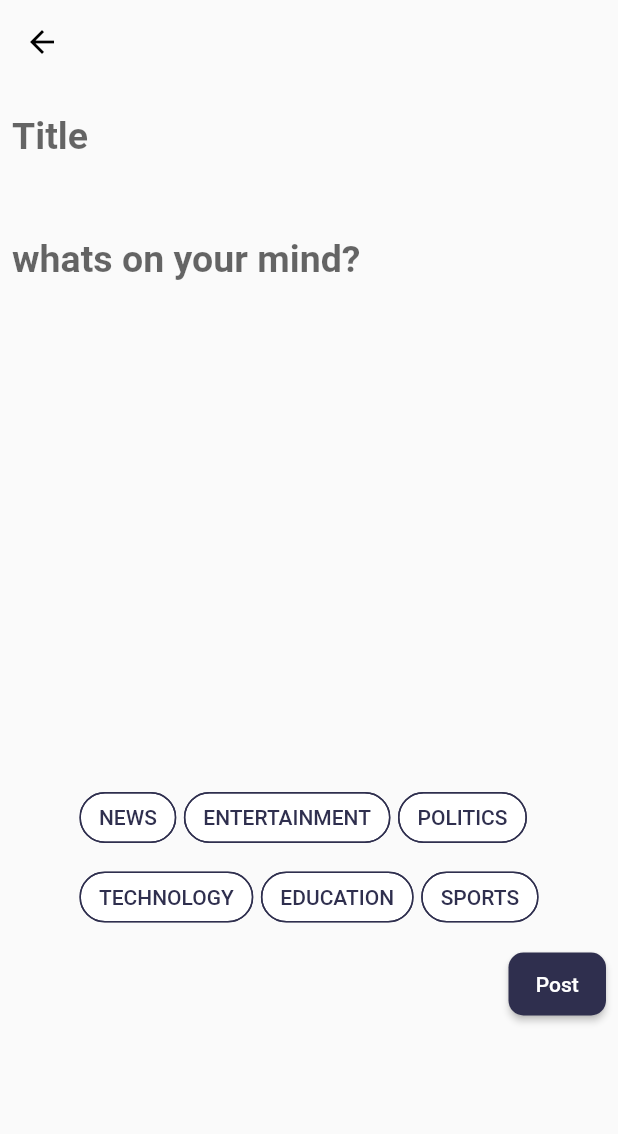
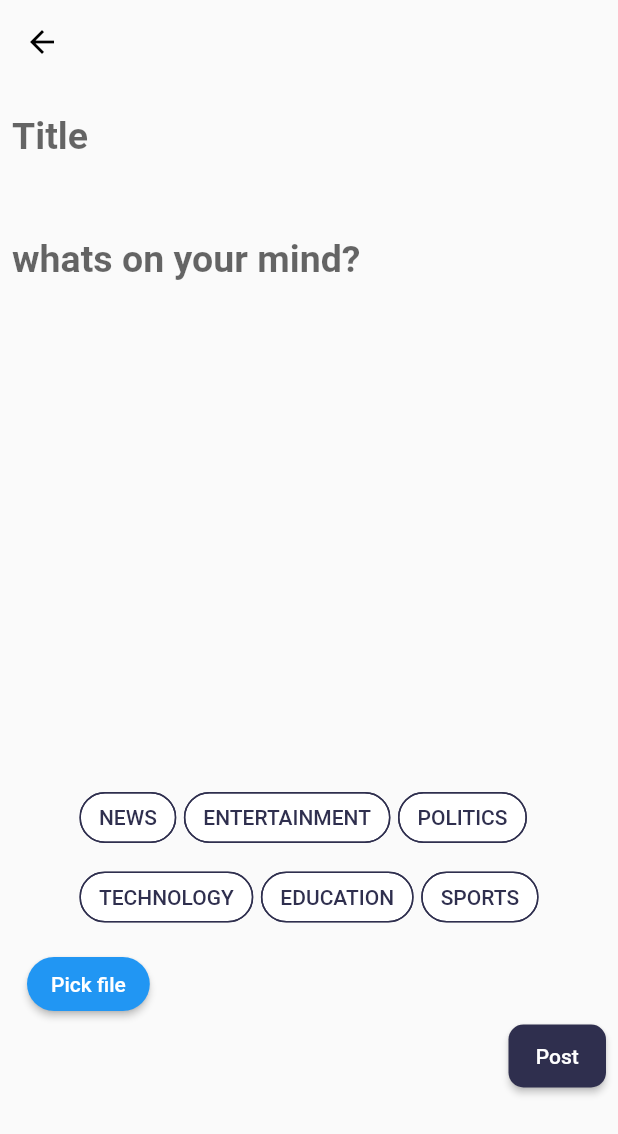
Before and after one commit to Imma76/genysis-blog-replica, a Flutter app: the MobileCreatePost screen opened directly, after a tap on "Post", on a phone screen of 412 x 824 dp. Shown: the top 1134 px of the screen. Run offline on Flutter 3.47's test engine with Material 2 defaults, Android fonts, the phone set to English and light mode, and no system bars; our stand-ins replace bot_toast, cached_network_image, file_picker, flutter_markdown, flutter_riverpod, flutter_screenutil and 5 more; missing offline and left inert: markdown, markdown_editable_textinput, super_editor; accounts and stored records are empty.

Commit message:
finished post article feature

```diff
--- a/lib/main.dart
+++ b/lib/main.dart
@@ -12,6 +12,7 @@ import 'package:genesys_blog/views/mobile_view/posts.dart';
 import 'package:responsive_builder/responsive_builder.dart';
 
 import 'controllers/all_providers/all_providers.dart';
+import 'views/mobile_view/authentication_view/sign_up.dart';
 
 void main() async {
   runApp(const InitApp());
@@ -74,7 +75,7 @@ class _MyAppState extends ConsumerState<MyApp> {
               builder: (context, c) {
                 return _userController.email != null
                     ? const MobileViewHomePage()
-                    : const SignUp();
+                    : const MobileSignUp();
               }),
         ));
   }
--- a/lib/views/mobile_view/create_post.dart
+++ b/lib/views/mobile_view/create_post.dart
@@ -7,6 +7,7 @@ import 'package:gap/gap.dart';
 import 'package:genesys_blog/constant.dart';
 import 'package:genesys_blog/controllers/post_controller.dart';
 import 'package:genesys_blog/widgets/category.dart';
+import 'package:image_picker/image_picker.dart';
 import 'package:super_editor/super_editor.dart';
 
 import '../../controllers/all_providers/all_providers.dart';
@@ -22,7 +23,9 @@ class MobileCreatePost extends ConsumerStatefulWidget {
 class _MobileCreatePostState extends ConsumerState<MobileCreatePost> {
   List filterOption = [];
   bool selected = false;
-
+  String filePath = '';
+  File? file;
+  final _picker = ImagePicker();
   // A MutableDocument is an in-memory Document. Create the starting
 // content that you want your editor to display.
 //
@@ -201,16 +204,17 @@ class _MobileCreatePostState extends ConsumerState<MobileCreatePost> {
               TextField(
                 //  maxLines: 3,
                 controller: postController.titleController,
-                style: TextStyle(fontSize: 25, fontWeight: FontWeight.bold),
-                decoration: InputDecoration(
+                style: const TextStyle(fontSize: 25, fontWeight: FontWeight.bold),
+                decoration: const InputDecoration(
                     hintText: 'Title',
                     hintStyle:
                         TextStyle(fontSize: 25, fontWeight: FontWeight.bold),
                     border: InputBorder.none),
               ),
-              TextField(  controller: postController.bodyController,
+              TextField(
+                controller: postController.bodyController,
                 maxLines: 20,
-                decoration: InputDecoration(
+                decoration: const InputDecoration(
                     hintText: '\nwhats on your mind?',
                     hintStyle:
                         TextStyle(fontSize: 25, fontWeight: FontWeight.bold),
@@ -256,21 +260,46 @@ class _MobileCreatePostState extends ConsumerState<MobileCreatePost> {
                   }).toList()),
               const Gap(10),
               Row(
+                children: [
+                  const Gap(10),
+                  ElevatedButton(
+                    child: const Text('Pick file'),
+                    onPressed: () async {
+                      XFile? result = await _picker.pickImage(
+                          source: ImageSource.gallery,
+                          imageQuality: 25,
+                          maxHeight: 1024,
+                          maxWidth: 1024);
+
+                      if (result != null) {
+                        print(result.path);
+                        setState(() {
+                          print(result.name);
+                          filePath = result.path;
+                          print(filePath);
+                          file = File(result.path);
+                        });
+                      } else {
+                        print('null');
+                        return;
+                        // User canceled the picker
+                      }
+                    },
+                    style: ElevatedButton.styleFrom(
+                        shape: RoundedRectangleBorder(
+                            borderRadius: BorderRadius.circular(20))),
+                  ),
+                ],
+              ),
+              Row(
                 mainAxisAlignment: MainAxisAlignment.end,
                 crossAxisAlignment: CrossAxisAlignment.end,
                 children: [
                   ElevatedButton(
                     onPressed: () async {
-                      FilePickerResult? result =
-                          await FilePicker.platform.pickFiles();
-
-                      if (result != null) {
-                        File file = File(result.files.single.path.toString());
-                        await postController.createPost(image: file, category:filterOption[0]);
-                      } else {
-                        return;
-                        // User canceled the picker
-                      }
+                      print(filterOption);
+                      await postController.createPost(
+                          image: file as File, category: filterOption[0], filePath:filePath);
                     },
                     child: const Text('Post'),
                     style: ElevatedButton.styleFrom(
--- a/pubspec.yaml
+++ b/pubspec.yaml
@@ -41,8 +41,10 @@ dependencies:
   google_fonts: ^2.1.1
   hovering: ^1.0.4
   http: ^0.13.5
+  image_picker: ^0.8.5+3
   jiffy: ^5.0.0
   markdown_editable_textinput: ^2.0.2
+  mime: ^1.0.2
   path: ^1.8.0
   responsive_builder: ^0.4.2
   shared_preferences: ^2.0.15
```
Also changed, not shown: lib/controllers/post_controller.dart (+6 -2 lines), lib/services/post.dart (+31 -17 lines), pubspec.lock, 1 other file.
